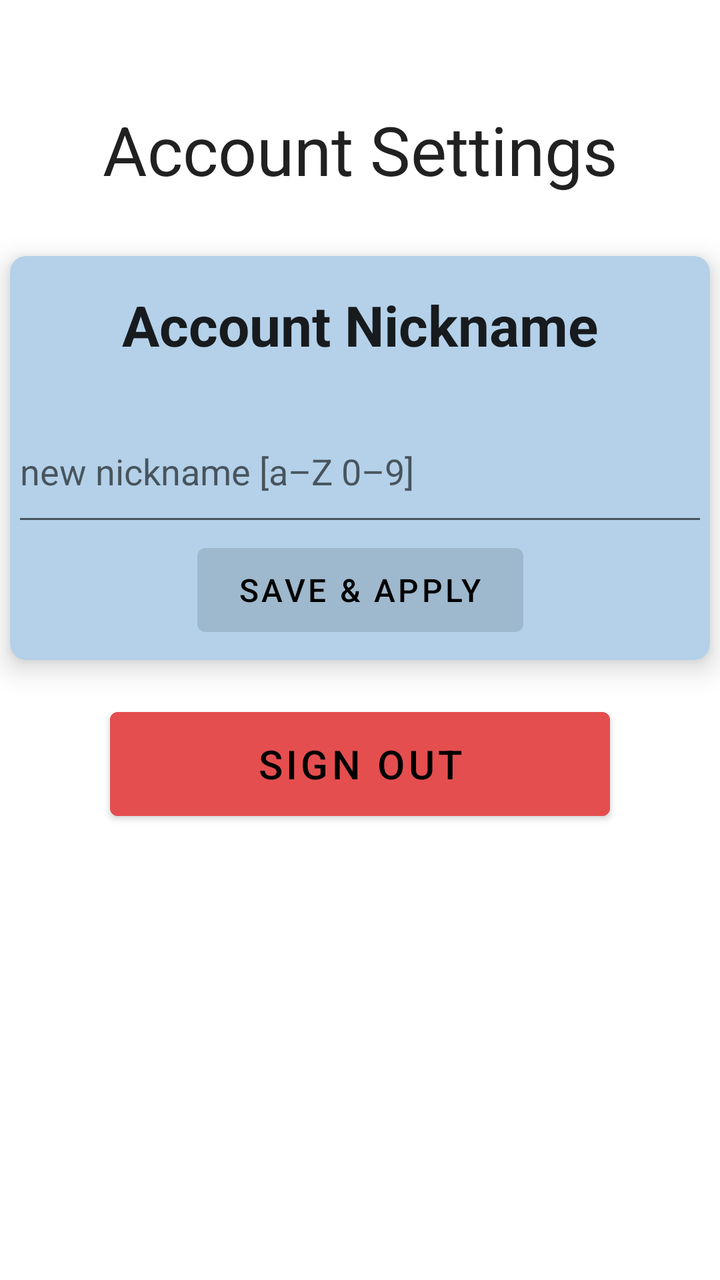
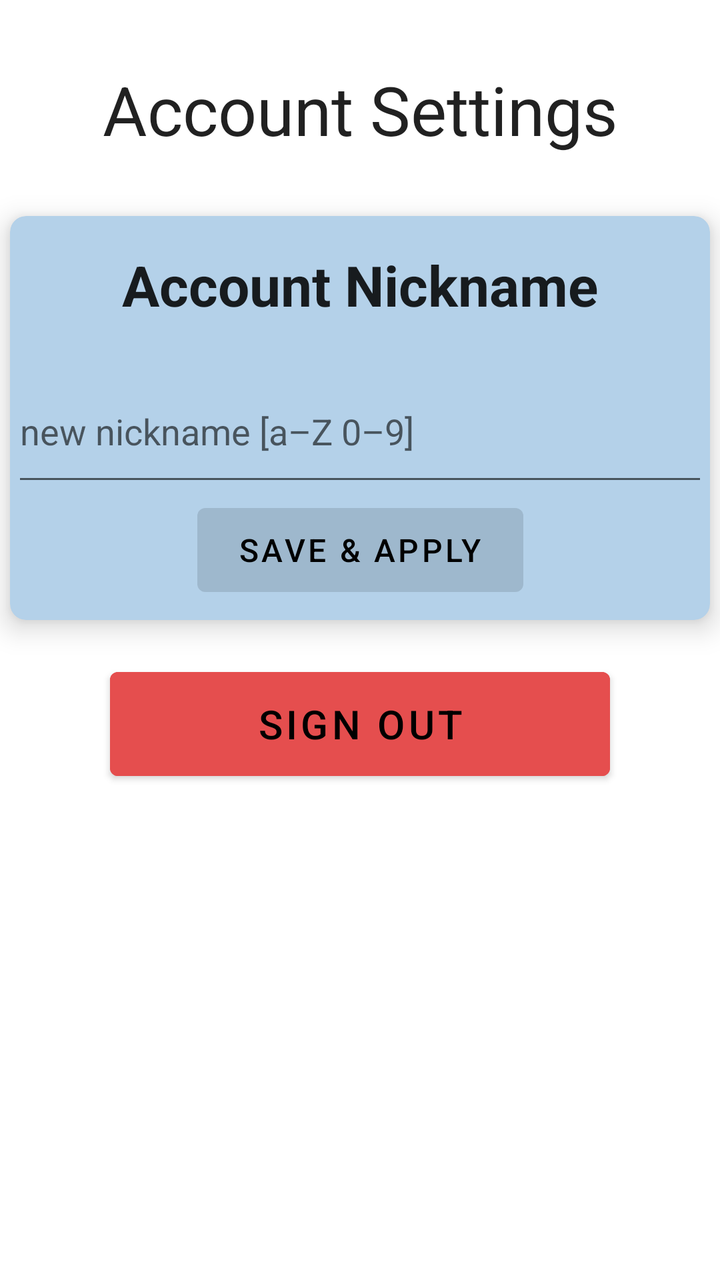

Compare the two renders of this Android layout. The source of the first and the diff that turns it into the second are given below.
<!-- AndroidManifest.xml: application theme Theme.Turco_Michael_Weight_Tracking -->
<!-- res/layout/fragment_account.xml -->
<?xml version="1.0" encoding="utf-8"?>
<androidx.constraintlayout.widget.ConstraintLayout xmlns:android="http://schemas.android.com/apk/res/android"
    xmlns:app="http://schemas.android.com/apk/res-auto"
    xmlns:tools="http://schemas.android.com/tools"
    android:layout_width="match_parent"
    android:layout_height="match_parent"
    tools:context=".ui.account.AccountFragment">

    <TextView
        android:id="@+id/title_account"
        android:layout_width="347dp"
        android:layout_height="45dp"
        android:layout_marginStart="32dp"
        android:layout_marginTop="52dp"
        android:layout_marginEnd="32dp"
        android:gravity="center"
        android:text="@string/title_account_settings"
        android:textAppearance="@style/TextAppearance.AppCompat.Large"
        android:textSize="34sp"
        app:layout_constraintEnd_toEndOf="parent"
        app:layout_constraintStart_toStartOf="parent"
        app:layout_constraintTop_toTopOf="parent" />

    <androidx.cardview.widget.CardView
        android:id="@+id/cardView1"
        android:layout_width="match_parent"
        android:layout_height="wrap_content"
        android:layout_marginStart="5dp"
        android:layout_marginTop="31dp"
        android:layout_marginEnd="5dp"
        app:cardBackgroundColor="@color/blue_light"
        app:cardCornerRadius="8dp"
        app:cardElevation="8dp"
        app:layout_constraintEnd_toEndOf="parent"
        app:layout_constraintStart_toStartOf="parent"
        app:layout_constraintTop_toBottomOf="@+id/title_account">

        <androidx.constraintlayout.widget.ConstraintLayout
            android:layout_width="match_parent"
            android:layout_height="match_parent">

            <TextView
                android:id="@+id/account_nickname_title"
                android:layout_width="347dp"
                android:layout_height="45dp"
                android:layout_marginTop="12dp"
                android:gravity="center"
                android:text="@string/account_nickname_title"
                android:textAppearance="@style/TextAppearance.AppCompat.Large"
                android:textSize="28sp"
                android:textStyle="bold"
                app:layout_constraintEnd_toEndOf="parent"
                app:layout_constraintStart_toStartOf="parent"
                app:layout_constraintTop_toTopOf="parent" />

            <Button
                android:id="@+id/edit_nickname_apply"
                android:layout_width="163dp"
                android:layout_height="54dp"
                android:layout_marginBottom="8dp"
                android:enabled="false"
                android:text="@string/apply"
                android:textColor="@color/black"
                android:textSize="16sp"
                app:layout_constraintBottom_toBottomOf="parent"
                app:layout_constraintEnd_toEndOf="parent"
                app:layout_constraintStart_toStartOf="parent"
                app:layout_constraintTop_toBottomOf="@+id/edit_nickname_field" />

            <EditText
                android:id="@+id/edit_nickname_field"
                android:layout_width="348dp"
                android:layout_height="68dp"
                android:layout_marginStart="27dp"
                android:layout_marginTop="15dp"
                android:layout_marginEnd="27dp"
                android:autofillHints="@string/new_nickname_hint"
                android:digits="abcdefghijklmnopqrstuvwxyzABCDEFGHIJKLMNOPQRSTUVWXYZ0123456789 "
                android:ems="10"
                android:hint="@string/new_nickname_hint"
                android:inputType="text"
                app:layout_constraintEnd_toEndOf="parent"
                app:layout_constraintStart_toStartOf="parent"
                app:layout_constraintTop_toBottomOf="@+id/account_nickname_title" />
        </androidx.constraintlayout.widget.ConstraintLayout>
    </androidx.cardview.widget.CardView>

    <Button
        android:id="@+id/sign_out_button"
        android:layout_width="250dp"
        android:layout_height="64dp"
        android:layout_marginStart="140dp"
        android:layout_marginTop="20dp"
        android:layout_marginEnd="140dp"
        android:backgroundTint="@color/red_medium"
        android:text="@string/account_sign_out"
        android:textColor="@color/black"
        android:textSize="20sp"
        app:layout_constraintEnd_toEndOf="parent"
        app:layout_constraintStart_toStartOf="parent"
        app:layout_constraintTop_toBottomOf="@+id/cardView1" />
</androidx.constraintlayout.widget.ConstraintLayout>
<!-- resources referenced by this layout -->
<resources>
  <color name="black">#FF000000</color>
  <color name="blue_light">#B4D1E9</color>
  <color name="red_medium">#E54E4E</color>
  <string name="account_nickname_title">Account Nickname</string>
  <string name="account_sign_out">Sign Out</string>
  <string name="apply">Save &amp; Apply</string>
  <string name="new_nickname_hint">new nickname [a–Z 0–9]</string>
  <string name="title_account_settings">Account Settings</string>
  <style name="Theme.Turco_Michael_Weight_Tracking" parent="Theme.MaterialComponents.Light.DarkActionBar">
          
          <item name="colorPrimary">@color/blue_500</item>
          <item name="colorPrimaryVariant">@color/blue_700</item>
          <item name="colorOnPrimary">@color/white</item>
          
          <item name="colorSecondary">@color/teal_200</item>
          <item name="colorSecondaryVariant">@color/teal_700</item>
          <item name="colorOnSecondary">@color/black</item>
          
          <item name="android:statusBarColor">?attr/colorPrimaryVariant</item>
          
      </style>
  <color name="blue_500">#0077EE</color>
  <color name="blue_700">#0042B3</color>
  <color name="white">#FFFFFFFF</color>
  <color name="teal_200">#FF03DAC5</color>
  <color name="teal_700">#FF018786</color>
</resources>

<!-- the commit's change to res/layout/fragment_account.xml (unified diff, before → after) -->
@@ -11,7 +11,7 @@
         android:layout_width="347dp"
         android:layout_height="45dp"
         android:layout_marginStart="32dp"
-        android:layout_marginTop="52dp"
+        android:layout_marginTop="32dp"
         android:layout_marginEnd="32dp"
         android:gravity="center"
         android:text="@string/title_account_settings"
